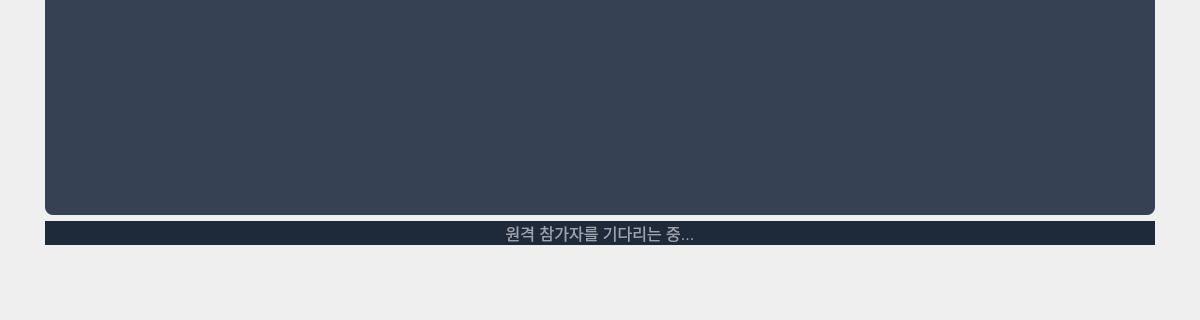
JustTALK-veda/Client_QT, file forlocal.ui: the form before one commit; both pictures show x 0 to 1200 and y 665 to 985 of the 1200 by 985 pixel window.
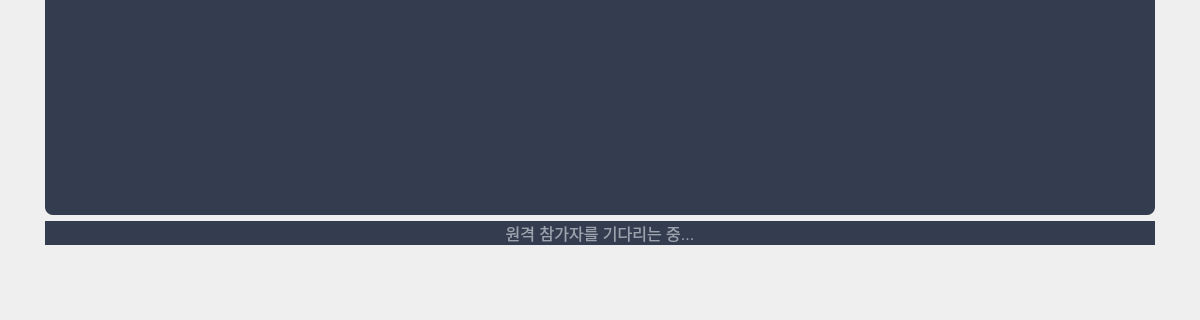
The form after the commit. Icons and pictures are not drawn.

Patch:
```diff
--- a/forlocal.ui
+++ b/forlocal.ui
@@ -166,7 +166,7 @@
               </property>
               <property name="styleSheet">
                <string notr="true">QLabel {
-    background-color: #364153;
+    background-color: #333D4F;
     border: none;
     border-radius: 8px;
 }</string>
@@ -182,7 +182,7 @@
             <item>
              <widget class="QLabel" name="videoStatusLabel">
               <property name="styleSheet">
-               <string notr="true">background-color: #1E2939; color: #9CA3AF; font-size: 16px;</string>
+               <string notr="true">background-color: #333D4F; color: #9CA3AF; font-size: 16px;</string>
               </property>
               <property name="text">
                <string>원격 참가자를 기다리는 중...</string>
```
